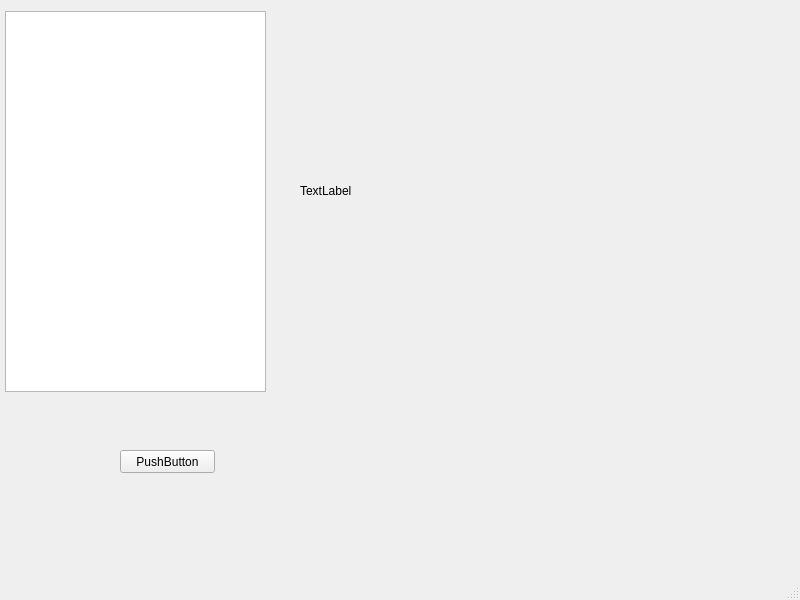
Above: ui/reknote.ui from Narfinger/reknote before the change. Below: the same form after it.
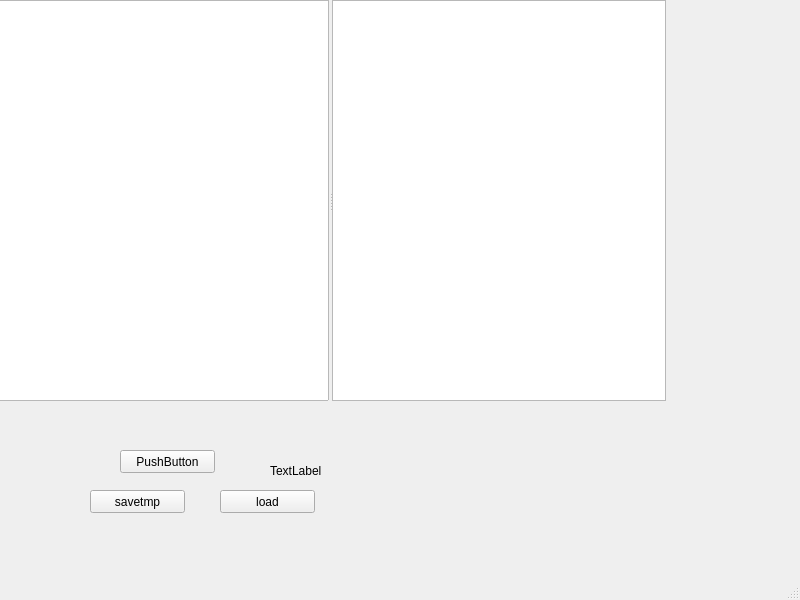
That is the form after the change.

Diff of the .ui file:
```diff
--- a/ui/reknote.ui
+++ b/ui/reknote.ui
@@ -14,16 +14,6 @@
    <string>MainWindow</string>
   </property>
   <widget class="QWidget" name="centralwidget">
-   <widget class="QTreeView" name="treeView">
-    <property name="geometry">
-     <rect>
-      <x>5</x>
-      <y>11</y>
-      <width>261</width>
-      <height>381</height>
-     </rect>
-    </property>
-   </widget>
    <widget class="QPushButton" name="pushButton">
     <property name="geometry">
      <rect>
@@ -40,8 +30,8 @@
    <widget class="QLabel" name="label">
     <property name="geometry">
      <rect>
-      <x>300</x>
-      <y>120</y>
+      <x>270</x>
+      <y>400</y>
       <width>321</width>
       <height>141</height>
      </rect>
@@ -50,6 +40,56 @@
      <string>TextLabel</string>
     </property>
    </widget>
+   <widget class="QSplitter" name="splitter">
+    <property name="geometry">
+     <rect>
+      <x>-5</x>
+      <y>0</y>
+      <width>671</width>
+      <height>401</height>
+     </rect>
+    </property>
+    <property name="frameShape">
+     <enum>QFrame::NoFrame</enum>
+    </property>
+    <property name="orientation">
+     <enum>Qt::Horizontal</enum>
+    </property>
+    <property name="handleWidth">
+     <number>3</number>
+    </property>
+    <property name="childrenCollapsible">
+     <bool>true</bool>
+    </property>
+    <widget class="QTreeView" name="treeView"/>
+    <widget class="QListView" name="listView"/>
+   </widget>
+   <widget class="QPushButton" name="savebutton">
+    <property name="geometry">
+     <rect>
+      <x>90</x>
+      <y>490</y>
+      <width>95</width>
+      <height>23</height>
+     </rect>
+    </property>
+    <property name="text">
+     <string>savetmp</string>
+    </property>
+   </widget>
+   <widget class="QPushButton" name="loadbutton">
+    <property name="geometry">
+     <rect>
+      <x>220</x>
+      <y>490</y>
+      <width>95</width>
+      <height>23</height>
+     </rect>
+    </property>
+    <property name="text">
+     <string>load</string>
+    </property>
+   </widget>
   </widget>
   <widget class="QMenuBar" name="menubar">
    <property name="geometry">
```
